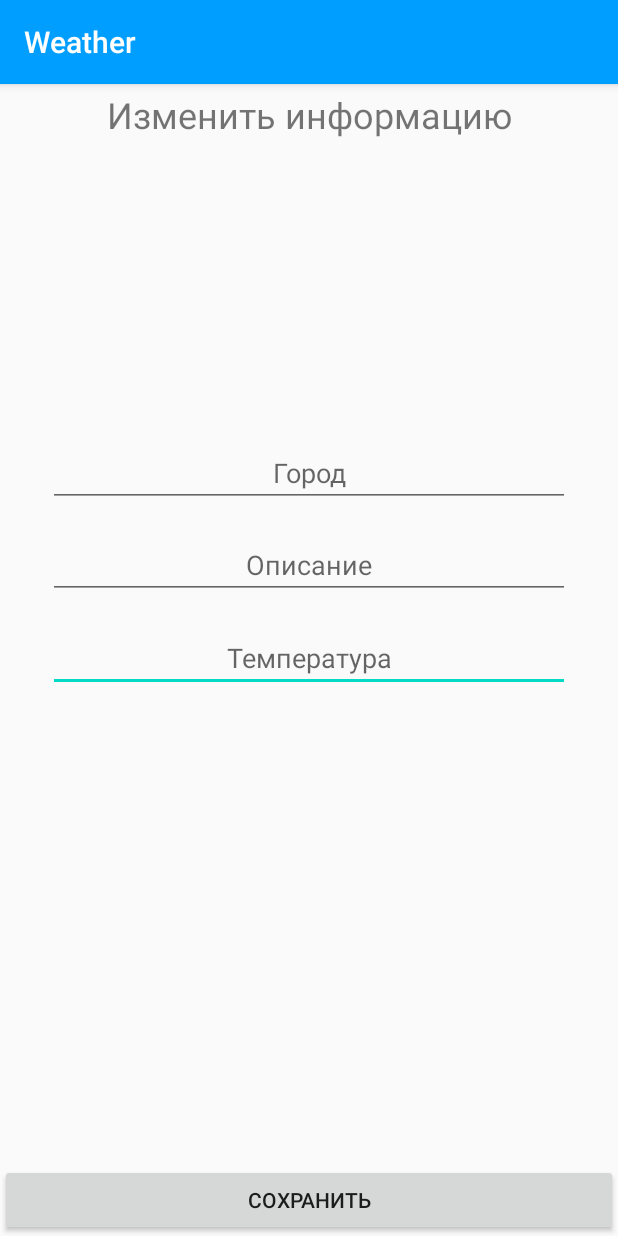
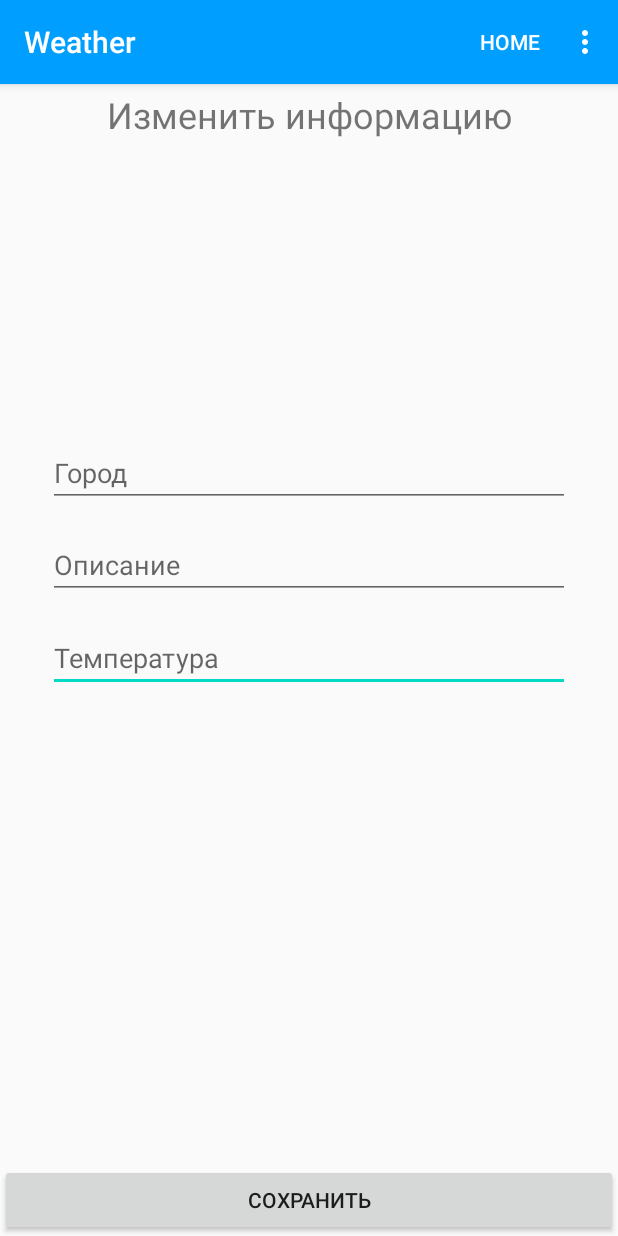
Before and after one commit to AleksKirienko/shift_stream, an Android app: the CityDetailActivity screen opened directly, with no data from a screen before it, after a tap on "ИЗМЕНИТЬ ИНФОРМАЦИЮ", on a phone screen of 412 x 824 dp. Run offline under Robolectric (Android 15) with nearby library versions, the phone set to English and light mode, and no system bars.

Commit message:
Add dropdown menu and verification of information input at activity

```diff
--- a/app/src/main/java/shift/cft/weather/feature/weather/details/presentation/CityDetailActivity.kt
+++ b/app/src/main/java/shift/cft/weather/feature/weather/details/presentation/CityDetailActivity.kt
@@ -3,10 +3,13 @@ package shift.cft.weather.feature.weather.details.presentation
 import android.content.Intent
 import androidx.appcompat.app.AppCompatActivity
 import android.os.Bundle
+import android.view.Menu
+import android.view.MenuItem
 import android.widget.Toast
 import kotlinx.android.synthetic.main.activity_city_detail.*
 import shift.cft.common.Info
 import shift.cft.weather.R
+import shift.cft.weather.feature.main.presentation.MainActivity
 import shift.cft.weather.feature.weather.cities.presentation.CitiesActivity
 
 @Suppress("DEPRECATION")
@@ -31,6 +34,26 @@ class CityDetailActivity : AppCompatActivity() {
         }
     }
 
+    override fun onCreateOptionsMenu(menu: Menu?): Boolean {
+        val inflater = menuInflater
+        inflater.inflate(R.menu.menu_main, menu)
+        return super.onCreateOptionsMenu(menu)
+    }
+
+    override fun onOptionsItemSelected(item: MenuItem): Boolean {
+        when (item.itemId) {
+            R.id.action_home -> {
+                startActivity(Intent(this, MainActivity::class.java))
+                return true
+            }
+            R.id.action_cities -> {
+                startActivity(Intent(this, CitiesActivity::class.java))
+                return true
+            }
+        }
+        return super.onOptionsItemSelected(item)
+    }
+
     fun iconWeather(model: Info) {
         if (model.description == "Солнечно") {
 
--- a/app/src/main/java/shift/cft/weather/feature/weather/details/presentation/UpdateCityActivity.kt
+++ b/app/src/main/java/shift/cft/weather/feature/weather/details/presentation/UpdateCityActivity.kt
@@ -3,19 +3,56 @@ package shift.cft.weather.feature.weather.details.presentation
 import android.content.Intent
 import androidx.appcompat.app.AppCompatActivity
 import android.os.Bundle
+import android.view.Menu
+import android.view.MenuItem
 import android.widget.Toast
 import kotlinx.android.synthetic.main.activity_update_city.*
 import shift.cft.weather.R
+import shift.cft.weather.feature.main.presentation.MainActivity
 import shift.cft.weather.feature.weather.cities.presentation.CitiesActivity
 
 class UpdateCityActivity : AppCompatActivity() {
+
+    private var updatetitle: String? = null
+    private var updatedescription: String? = null
+    private var updatetemperature: String? = null
+
     override fun onCreate(savedInstanceState: Bundle?) {
         super.onCreate(savedInstanceState)
         setContentView(R.layout.activity_update_city)
 
         saveButton2.setOnClickListener {
-            Toast.makeText(this, "Информация изменена!", Toast.LENGTH_SHORT).show()
-            startActivity(Intent(this, CitiesActivity::class.java))
+
+            updatetitle = updateTitle.text.toString()
+            updatedescription = updateTitle.text.toString()
+            updatetemperature = updateTemperature.text.toString()
+
+            if (updatetitle == "" || updatedescription == "" || updatetemperature == "") {
+                Toast.makeText(this, "Вы заполнили не все поля!", Toast.LENGTH_SHORT).show()
+            } else {
+                Toast.makeText(this, "Информация изменена!", Toast.LENGTH_SHORT).show()
+                startActivity(Intent(this, CitiesActivity::class.java))
+            }
         }
     }
+
+    override fun onCreateOptionsMenu(menu: Menu?): Boolean {
+        val inflater = menuInflater
+        inflater.inflate(R.menu.menu_main, menu)
+        return super.onCreateOptionsMenu(menu)
+    }
+
+    override fun onOptionsItemSelected(item: MenuItem): Boolean {
+        when (item.itemId) {
+            R.id.action_home -> {
+                startActivity(Intent(this, MainActivity::class.java))
+                return true
+            }
+            R.id.action_cities -> {
+                startActivity(Intent(this, CitiesActivity::class.java))
+                return true
+            }
+        }
+        return super.onOptionsItemSelected(item)
+    }
 }
--- a/app/src/main/res/layout/activity_add_city.xml
+++ b/app/src/main/res/layout/activity_add_city.xml
@@ -17,7 +17,7 @@
         android:ems="10"
         android:hint="Описание"
         android:inputType="textPersonName"
-        android:textAlignment="center"
+        android:textAlignment="viewStart"
         app:layout_constraintEnd_toEndOf="parent"
         app:layout_constraintStart_toStartOf="parent"
         app:layout_constraintTop_toBottomOf="@+id/addTitle" />
@@ -32,7 +32,7 @@
         android:ems="10"
         android:hint="Температура"
         android:inputType="textPersonName"
-        android:textAlignment="center"
+        android:textAlignment="viewStart"
         app:layout_constraintBottom_toTopOf="@+id/saveButton"
         app:layout_constraintEnd_toEndOf="parent"
         app:layout_constraintHorizontal_bias="0.0"
@@ -68,7 +68,7 @@
         android:ems="10"
         android:hint="Город"
         android:inputType="textPersonName"
-        android:textAlignment="center"
+        android:textAlignment="viewStart"
         app:layout_constraintEnd_toEndOf="parent"
         app:layout_constraintHorizontal_bias="0.0"
         app:layout_constraintStart_toStartOf="parent"
--- a/app/src/main/res/layout/activity_update_city.xml
+++ b/app/src/main/res/layout/activity_update_city.xml
@@ -15,7 +15,7 @@
         android:ems="10"
         android:hint="Температура"
         android:inputType="textPersonName"
-        android:textAlignment="center"
+        android:textAlignment="viewStart"
         app:layout_constraintBottom_toTopOf="@+id/saveButton2"
         app:layout_constraintEnd_toEndOf="parent"
         app:layout_constraintHorizontal_bias="0.0"
@@ -43,7 +43,7 @@
         android:ems="10"
         android:hint="Описание"
         android:inputType="textPersonName"
-        android:textAlignment="center"
+        android:textAlignment="viewStart"
         app:layout_constraintEnd_toEndOf="parent"
         app:layout_constraintStart_toStartOf="parent"
         app:layout_constraintTop_toBottomOf="@+id/updateTitle" />
@@ -58,7 +58,7 @@
         android:ems="10"
         android:hint="Город"
         android:inputType="textPersonName"
-        android:textAlignment="center"
+        android:textAlignment="viewStart"
         app:layout_constraintEnd_toEndOf="parent"
         app:layout_constraintHorizontal_bias="0.0"
         app:layout_constraintStart_toStartOf="parent"
--- /dev/null
+++ b/app/src/main/res/menu/menu_main.xml
@@ -0,0 +1,18 @@
+<menu xmlns:android="http://schemas.android.com/apk/res/android"
+    xmlns:app="http://schemas.android.com/apk/res-auto"
+    xmlns:tools="http://schemas.android.com/tools"
+    tools:context=".MainActivity">
+
+    <item
+        android:id="@+id/action_home"
+        android:orderInCategory="100"
+        android:title="@string/action_home"
+        app:showAsAction="ifRoom" />
+
+    <item
+        android:id="@+id/action_cities"
+        android:orderInCategory="100"
+        android:title="@string/action_cities"
+        app:showAsAction="never" />
+
+</menu>
--- a/app/src/main/res/values/strings.xml
+++ b/app/src/main/res/values/strings.xml
@@ -2,4 +2,6 @@
     <string name="app_name">Weather</string>
     <string name="company">© AlexGervas</string>
     <string name="menu">Menu</string>
+    <string name="action_home">Home</string>
+    <string name="action_cities">Cities</string>
 </resources>
```
Also changed, not shown: app/src/main/java/shift/cft/weather/feature/weather/cities/presentation/AddCityActivity.kt (+42 -6 lines), app/src/main/java/shift/cft/weather/feature/weather/cities/presentation/CitiesActivity.kt (+19 -0 lines).
